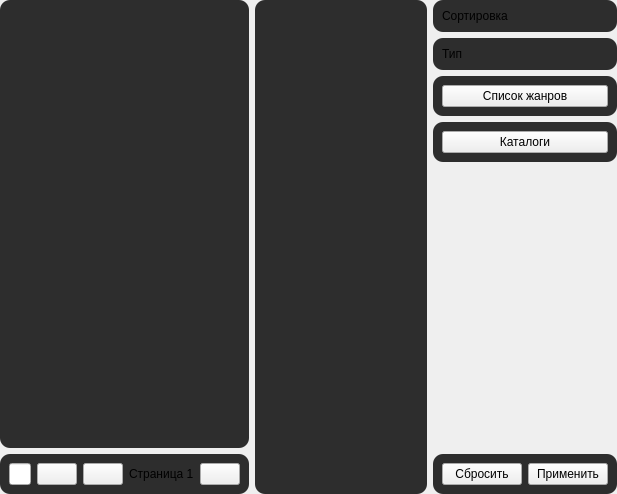
Qt form data/ui/facial.ui (brandonzorn/Anilight) before a commit.
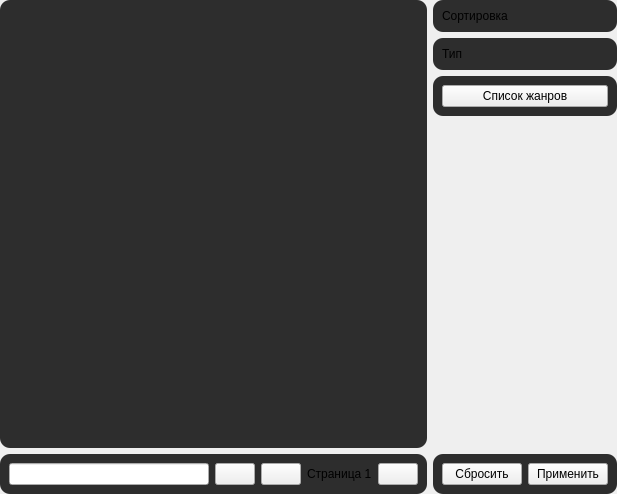
The same form after that commit. Icons and pictures are not drawn.

Diff of the .ui file:
```diff
--- a/data/ui/facial.ui
+++ b/data/ui/facial.ui
@@ -170,28 +170,6 @@
      </item>
     </layout>
    </item>
-   <item>
-    <widget class="QFrame" name="catalogs_frame">
-     <property name="frameShape">
-      <enum>QFrame::StyledPanel</enum>
-     </property>
-     <property name="frameShadow">
-      <enum>QFrame::Raised</enum>
-     </property>
-     <layout class="QVBoxLayout" name="verticalLayout_3">
-      <item>
-       <widget class="QListWidget" name="catalogs_list">
-        <property name="sizePolicy">
-         <sizepolicy hsizetype="Preferred" vsizetype="Expanding">
-          <horstretch>0</horstretch>
-          <verstretch>0</verstretch>
-         </sizepolicy>
-        </property>
-       </widget>
-      </item>
-     </layout>
-    </widget>
-   </item>
    <item>
     <layout class="QVBoxLayout" name="filters">
      <item>
@@ -270,28 +248,6 @@
        </layout>
       </widget>
      </item>
-     <item>
-      <widget class="QFrame" name="filter_catalog_frame">
-       <property name="frameShape">
-        <enum>QFrame::StyledPanel</enum>
-       </property>
-       <property name="frameShadow">
-        <enum>QFrame::Raised</enum>
-       </property>
-       <layout class="QVBoxLayout" name="verticalLayout_7">
-        <item>
-         <widget class="QPushButton" name="catalogs_btn">
-          <property name="cursor">
-           <cursorShape>PointingHandCursor</cursorShape>
-          </property>
-          <property name="text">
-           <string>Каталоги</string>
-          </property>
-         </widget>
-        </item>
-       </layout>
-      </widget>
-     </item>
      <item>
       <spacer name="verticalSpacer">
        <property name="orientation">
```
